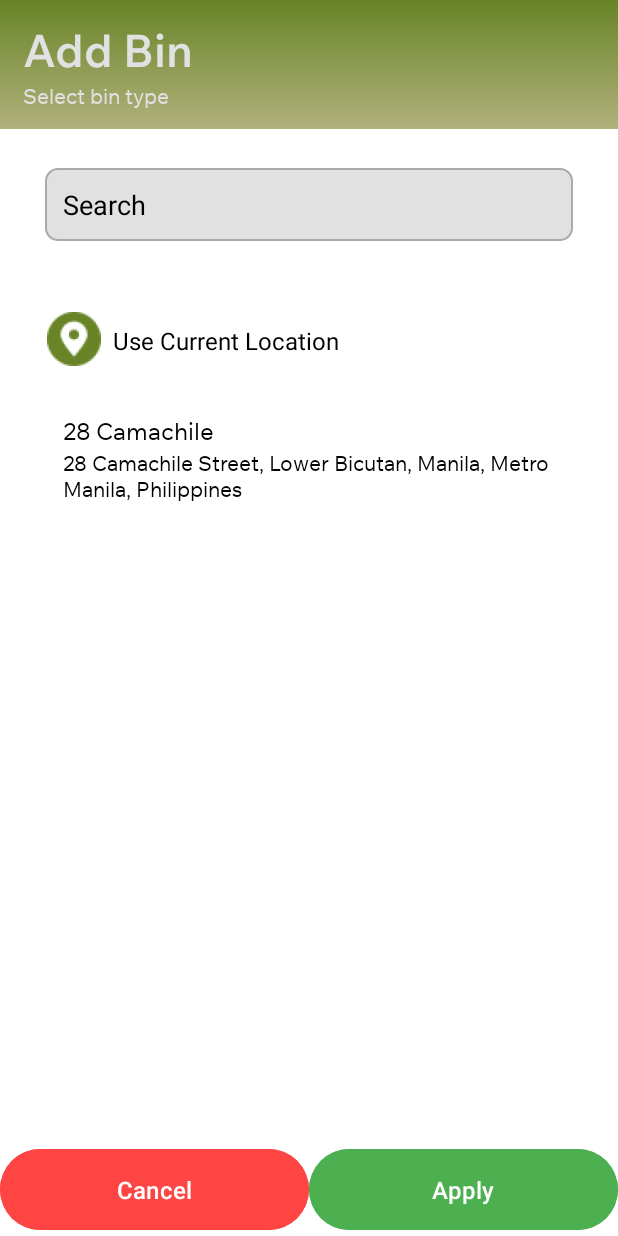
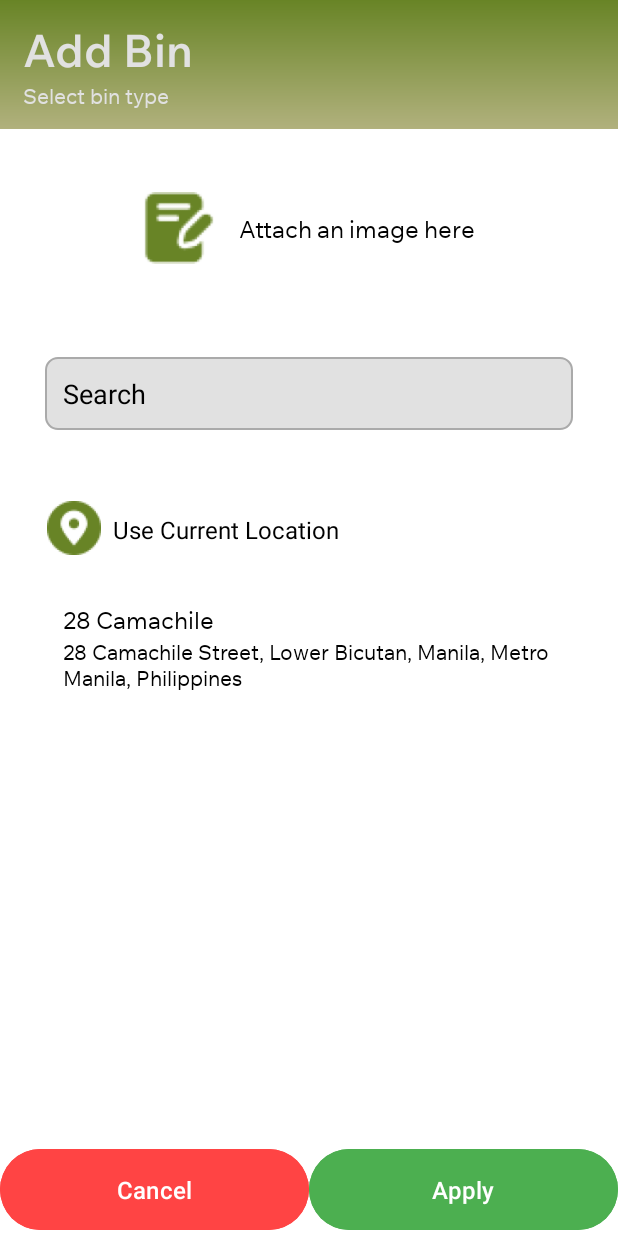
Before and after one commit to anemonmigg/Wazte-app, an Android app: the OneTimeLocationActivity screen opened directly, with no data from a screen before it, on a phone screen of 412 x 824 dp. Run offline under Robolectric (Android 15) with nearby library versions, the phone set to English and light mode, and no system bars.

Commit message:
Add Image Support

```diff
--- a/app/src/main/java/com/mobdeve/s20/gonzales/miguel/wazte/OneTimeLocationActivity.kt
+++ b/app/src/main/java/com/mobdeve/s20/gonzales/miguel/wazte/OneTimeLocationActivity.kt
@@ -8,4 +8,6 @@ class OneTimeLocationActivity : AppCompatActivity() {
         super.onCreate(savedInstanceState)
         setContentView(R.layout.activity_onetimelocation)
     }
+
+
 }
--- a/app/src/main/res/layout/activity_onetimelocation.xml
+++ b/app/src/main/res/layout/activity_onetimelocation.xml
@@ -58,7 +58,36 @@
         android:showDividers="middle"
         app:layout_constraintTop_toBottomOf="@+id/add_bin_banner">
 
+        <LinearLayout
+            android:id="@+id/attachmentLayout"
+            android:layout_width="match_parent"
+            android:layout_height="wrap_content"
+            android:orientation="horizontal"
+            android:gravity="center"
+            android:layout_marginTop="16dp"
+            android:padding="16dp"
+            app:layout_constraintTop_toBottomOf="@+id/etSearch">
 
+            <ImageButton
+                android:id="@+id/btnAttachImage"
+                android:layout_width="48dp"
+                android:layout_height="48dp"
+                android:src="@drawable/notes"
+                android:scaleType="fitCenter"
+                android:background="@null"
+                android:contentDescription="Attach Image"
+                android:layout_marginEnd="16dp" />
+
+            <TextView
+                android:id="@+id/attachmentText"
+                android:layout_width="wrap_content"
+                android:layout_height="wrap_content"
+                android:text="Attach an image here"
+                android:textColor="@color/black"
+                android:textSize="16sp"
+                android:fontFamily="@font/wixmadefortext_regular" />
+
+        </LinearLayout>
 
         <EditText
             android:id="@+id/etSearch"
@@ -170,4 +199,6 @@
     </LinearLayout>
 
 
+
+
 </androidx.constraintlayout.widget.ConstraintLayout>
```
Also changed, not shown: app/src/main/java/com/mobdeve/s20/gonzales/miguel/wazte/AddBinActivity.kt (added, +50 -0 lines), app/src/main/java/com/mobdeve/s20/gonzales/miguel/wazte/MainActivity.kt (+7 -0 lines).
